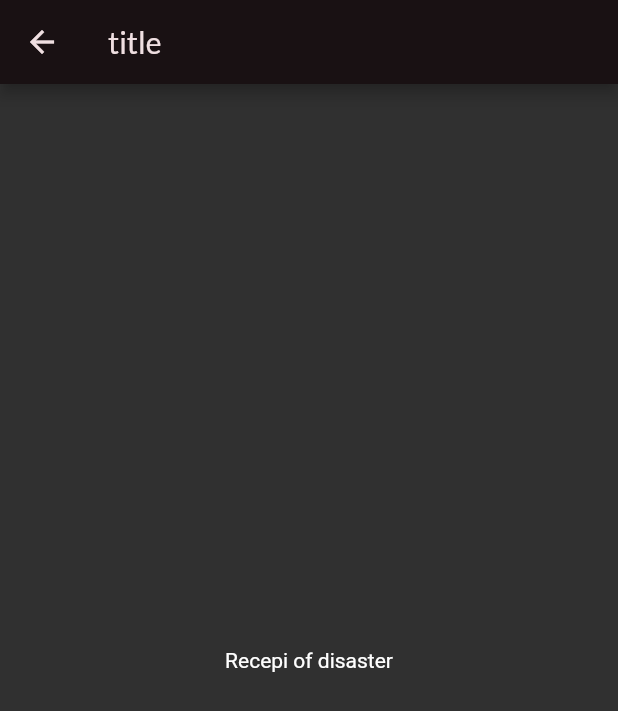
After one commit to antonLulavskyi/flutter_meal_aplication, a Flutter app: the CategoryMealsScreen screen opened directly, on a phone screen of 412 x 824 dp. The commit adds this screen. Shown: the top 711 px of the screen. Run offline on Flutter 3.47's test engine with Material 2 defaults, Android fonts, the phone set to English and light mode, and no system bars.

Commit message:
Creating Navigation between Categories and CategoriesMeal screens

```diff
--- /dev/null
+++ b/lib/screens/category_meals_screen.dart
@@ -0,0 +1,13 @@
+import 'package:flutter/material.dart';
+
+class CategoryMealsScreen extends StatelessWidget {
+  const CategoryMealsScreen({ Key? key }) : super(key: key);
+
+  @override
+  Widget build(BuildContext context) {
+    return Scaffold(
+      appBar: AppBar(title: Text('title')),
+      body: Center(child: Text('Recepi of disaster')),
+    );
+  }
+}
```
Also changed, not shown: lib/screens/categories_screen.dart (+9 -0 lines).
